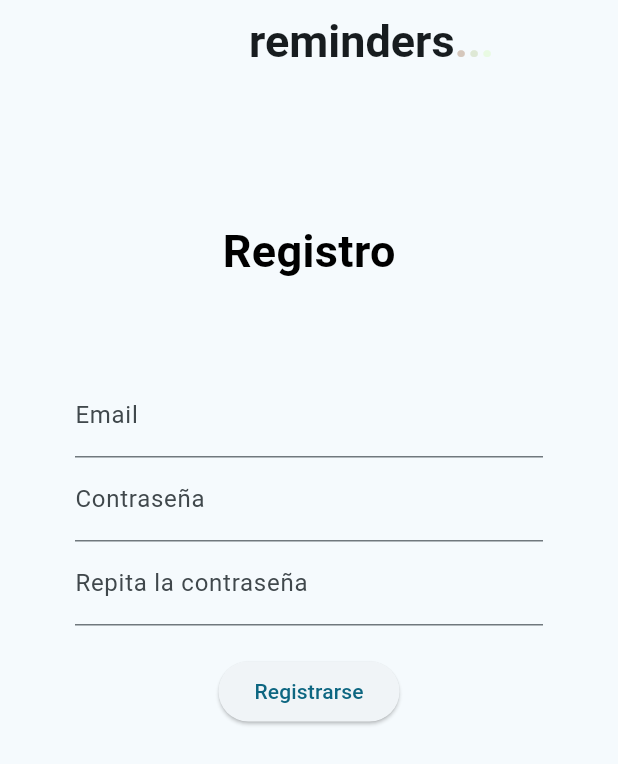
After one commit to pedrofaino/reminders, a Flutter app: the RegisterScreen screen opened directly, after a tap on "Registrarse", on a phone screen of 412 x 824 dp. The commit adds this screen. Shown: the top 764 px of the screen. Run offline on Flutter 3.47's test engine with Material 2 defaults, Android fonts, the phone set to English and light mode, and no system bars; our stand-ins replace dio, flutter_svg, google_sign_in, logger, shared_preferences, uni_links; accounts and stored records are empty; network calls fail.

Commit message:
code refactor, alerts add

```diff
--- a/lib/config/theme/api_config.dart
+++ b/lib/config/theme/api_config.dart
@@ -2,6 +2,10 @@ class ApiConfig {
   final String url;
 
   ApiConfig({required this.url});
+
+  factory ApiConfig.developmentPhone() {
+    return ApiConfig(url: 'http://192.168.0.1/api/v1');
+  }
 
   factory ApiConfig.development() {
     return ApiConfig(url: 'http://10.0.2.2:5000/api/v1');
--- a/lib/main.dart
+++ b/lib/main.dart
@@ -13,7 +13,7 @@ Future <void> main() async {
   Logger.level = Level.debug;
 
   final apiConfigProvider = ApiConfigProvider();
-  apiConfigProvider.updateApiConfig(ApiConfig.development());
+  apiConfigProvider.updateApiConfig(ApiConfig.production());
 
   runApp(MultiProvider(providers: [
     ChangeNotifierProvider(create: (context) => AuthProvider()),
--- a/lib/presentation/screens/addReminder/add_reminder.dart
+++ b/lib/presentation/screens/addReminder/add_reminder.dart
@@ -27,6 +27,8 @@ class _AddReminderState extends State<AddReminder> {
   @override
   void initState() {
     super.initState();
+    logger.i(_date);
+    logger.i(_dateWhen);
   }
 
   void _pickDate() async {
--- /dev/null
+++ b/lib/presentation/screens/register/register_screen.dart
@@ -0,0 +1,177 @@
+import 'package:dio/dio.dart';
+import 'package:flutter/material.dart';
+import 'package:logger/logger.dart';
+import 'package:provider/provider.dart';
+import 'package:reminders/presentation/providers/api_provider.dart';
+import 'package:shared_preferences/shared_preferences.dart';
+
+class RegisterScreen extends StatefulWidget {
+  const RegisterScreen({Key? key}) : super(key: key);
+
+  @override
+  State<RegisterScreen> createState() => _RegisterScreen();
+}
+
+class _RegisterScreen extends State<RegisterScreen> {
+  final logger = Logger();
+  String? email;
+
+  final TextEditingController _usernameController = TextEditingController();
+  final TextEditingController _passwordController = TextEditingController();
+  final TextEditingController _rePasswordController = TextEditingController();
+
+  @override
+  void initState() {
+    super.initState();
+    WidgetsFlutterBinding.ensureInitialized();
+  }
+
+  Future<void> register() async {
+    final apiProvider =
+        Provider.of<ApiConfigProvider>(context, listen: false).apiConfig;
+    if (_passwordController.text != _rePasswordController.text) {
+      mostrarAlerta(
+          'Error en la contraseña', 'Las contraseñas deben ser iguales');
+      return;
+    }
+    final data = {
+      'email': _usernameController.text,
+      'password': _passwordController.text,
+      'repassword': _rePasswordController.text,
+    };
+
+    logger.i(data);
+    try {
+      final response =
+          await Dio().post('${apiProvider.url}/auth/registerApp', data: data);
+      logger.i(response);
+      if (response.statusCode == 201) {
+        mostrarAlerta('Registro exitoso',
+            '¡Tu registro ha sido exitoso! Se ha enviado un mail tu correo para confirmarlo.');
+      } else {
+        mostrarAlerta('Error de registro', 'Hubo un error al registrar.');
+      }
+    } catch (e) {
+      logger.e(e);
+    }
+  }
+
+  void mostrarAlerta(String titulo, String mensaje) {
+    showDialog(
+      context: context,
+      builder: (BuildContext context) {
+        return AlertDialog(
+          title: Text(titulo),
+          content: Text(mensaje),
+          actions: [
+            TextButton(
+              onPressed: () {
+                Navigator.of(context).pop(); // Cierra la alerta
+              },
+              child: Text('Cerrar'),
+            ),
+          ],
+        );
+      },
+    );
+  }
+
+  @override
+  Widget build(BuildContext context) {
+    return Scaffold(
+        appBar: AppBar(
+            title: const Center(
+                child: Row(children: [
+          SizedBox(width: 150.0),
+          Text('reminders',
+              style: TextStyle(fontWeight: FontWeight.bold, fontSize: 30)),
+          Text('.',
+              style: TextStyle(
+                  fontWeight: FontWeight.bold,
+                  fontSize: 30,
+                  color: Color(0xFFD5C7BC))),
+          Text('.',
+              style: TextStyle(
+                  fontWeight: FontWeight.bold,
+                  fontSize: 30,
+                  color: Color(0xFFDEE8D5))),
+          Text('.',
+              style: TextStyle(
+                  fontWeight: FontWeight.bold,
+                  fontSize: 30,
+                  color: Color(0xFFE9FAE3))),
+        ]))),
+        body: Column(children: [
+          const SizedBox(
+            height: 90,
+          ),
+          const Text(
+            'Registro',
+            style: TextStyle(
+                color: Colors.black, fontSize: 30, fontWeight: FontWeight.bold),
+          ),
+          const SizedBox(
+            height: 10,
+          ),
+          Padding(
+            padding: const EdgeInsets.all(50.0),
+            child: Column(
+              mainAxisAlignment: MainAxisAlignment.center,
+              children: [
+                TextField(
+                  controller: _usernameController,
+                  decoration: const InputDecoration(labelText: 'Email'),
+                ),
+                TextField(
+                  controller: _passwordController,
+                  obscureText: true,
+                  decoration: const InputDecoration(labelText: 'Contraseña'),
+                ),
+                TextField(
+                  controller: _rePasswordController,
+                  obscureText: true,
+                  decoration:
+                      const InputDecoration(labelText: 'Repita la contraseña'),
+                ),
+                const SizedBox(height: 20),
+                ElevatedButton(
+                  onPressed: () => register(),
+                  child: const Text('Registrarse'),
+                ),
+                const SizedBox(height: 20),
+              ],
+            ),
+          ),
+        ]));
+  }
+}
+
+Future<void> saveToken(String token) async {
+  SharedPreferences pref = await SharedPreferences.getInstance();
+  pref.setString('token', token);
+}
+
+Future<String?> getToken() async {
+  SharedPreferences pref = await SharedPreferences.getInstance();
+  return pref.getString('refreshToken');
+}
+
+Future<void> removeToken() async {
+  SharedPreferences pref = await SharedPreferences.getInstance();
+  pref.remove('token');
+}
+
+Future<void> saveRefreshToken(String token) async {
+  SharedPreferences pref = await SharedPreferences.getInstance();
+  pref.setString('refreshToken', token);
+}
+
+Future<String?> getRefreshToken() async {
+  SharedPreferences pref = await SharedPreferences.getInstance();
+  return pref.getString('refreshToken');
+}
+
+Future<void> removeRefreshToken() async {
+  SharedPreferences pref = await SharedPreferences.getInstance();
+  pref.remove('refreshToken');
+}
--- a/lib/presentation/screens/updateReminder/update_reminder.dart
+++ b/lib/presentation/screens/updateReminder/update_reminder.dart
@@ -36,6 +36,7 @@ class _UpdateReminderState extends State<UpdateReminder> {
     _descriptionController.text = reminder?.description ?? '';
     _dateController.text = _formatDate(reminder?.date);
     _whenController.text = _formatDate(reminder?.when);
+    logger.i("$_date $_dateWhen");
     day = reminder?.yesterday;
     week = reminder?.week;
   }
--- a/pubspec.yaml
+++ b/pubspec.yaml
@@ -41,6 +41,11 @@ dependencies:
   cupertino_icons: ^1.0.2
   provider: ^6.0.5
   shared_preferences: ^2.0.7
+  google_sign_in: ^6.1.5
+  uni_links: ^0.5.0
+  fluttertoast: ^8.2.2
+
+
 
 
 dev_dependencies:
```
Also changed, not shown: lib/presentation/screens/login/login_screen.dart (+76 -8 lines), lib/presentation/screens/register/confirmation_screen.dart (added, +172 -0 lines), pubspec.lock, 2 other files.
